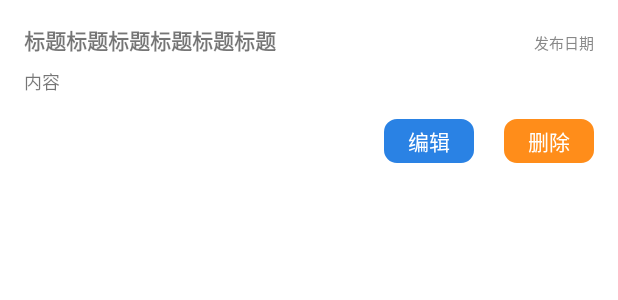
After one commit to guiping/NoteProject, an Android app: the layout note_item.xml on its own in the app's theme, with its tools: preview values and no code run, on a phone screen of 412 x 824 dp. The commit adds this screen. Shown: the top 300 px of the screen. Run offline under Robolectric (Android 15) with nearby library versions, the phone set to English and light mode, and no system bars.

Commit message:
add code

```diff
--- /dev/null
+++ b/app/src/main/res/drawable/shape_blue_4.xml
@@ -0,0 +1,7 @@
+<?xml version="1.0" encoding="utf-8"?>
+<shape xmlns:android="http://schemas.android.com/apk/res/android"
+    android:shape="rectangle">
+    <stroke android:color="#2A82E4" android:width="1dp"></stroke>
+    <solid android:color="#2A82E4" /> <!-- 灰色背景 -->
+    <corners android:radius="8dp" /> <!-- 圆角半径，可以根据需要调整 -->
+</shape>
--- /dev/null
+++ b/app/src/main/res/drawable/shape_yellow_4.xml
@@ -0,0 +1,7 @@
+<?xml version="1.0" encoding="utf-8"?>
+<shape xmlns:android="http://schemas.android.com/apk/res/android"
+    android:shape="rectangle">
+    <stroke android:color="#FF8D1A" android:width="1dp"></stroke>
+    <solid android:color="#FF8D1A" /> <!-- 灰色背景 -->
+    <corners android:radius="8dp" /> <!-- 圆角半径，可以根据需要调整 -->
+</shape>
--- /dev/null
+++ b/app/src/main/res/layout/note_item.xml
@@ -0,0 +1,78 @@
+<?xml version="1.0" encoding="utf-8"?>
+<LinearLayout xmlns:android="http://schemas.android.com/apk/res/android"
+    android:layout_width="match_parent"
+    android:layout_height="match_parent">
+    <LinearLayout
+        android:layout_width="match_parent"
+        android:layout_height="wrap_content"
+        android:orientation="vertical"
+        android:padding="16dp">
+
+        <LinearLayout
+            android:orientation="horizontal"
+            android:layout_width="match_parent"
+            android:layout_height="wrap_content">
+            <TextView
+                android:layout_marginRight="15dp"
+                android:layout_weight="1"
+                android:id="@+id/titleTextView"
+                android:layout_width="match_parent"
+                android:layout_height="wrap_content"
+                android:textSize="14sp"
+                android:text="标题标题标题标题标题标题"
+                android:textStyle="bold" />
+
+            <TextView
+                android:textSize="10sp"
+                android:text="发布日期"
+                android:id="@+id/dateTextView"
+                android:layout_width="wrap_content"
+                android:layout_height="wrap_content"
+                android:textColor="#888888" />
+
+        </LinearLayout>
+
+        <TextView
+            android:maxLines="3"
+            android:ellipsize="end"
+            android:textSize="12sp"
+            android:text="内容"
+            android:id="@+id/contentTextView"
+            android:layout_width="match_parent"
+            android:layout_height="wrap_content"
+            android:layout_marginTop="8dp" />
+
+        <LinearLayout
+            android:layout_width="match_parent"
+            android:layout_height="wrap_content"
+            android:layout_marginTop="16dp"
+            android:gravity="end">
+
+            <TextView
+                android:paddingVertical="4dp"
+                android:paddingHorizontal="16dp"
+                android:id="@+id/editButton"
+                android:layout_width="wrap_content"
+                android:layout_height="wrap_content"
+                android:text="编辑"
+                android:textColor="@android:color/white"
+                android:background="@drawable/shape_blue_4" />
+
+            <TextView
+                android:layout_marginLeft="20dp"
+                android:paddingVertical="4dp"
+                android:paddingHorizontal="16dp"
+                android:id="@+id/deleteButton"
+                android:layout_width="wrap_content"
+                android:layout_height="wrap_content"
+                android:text="删除"
+                android:textColor="@android:color/white"
+                android:background="@drawable/shape_yellow_4" />
+
+        </LinearLayout>
+
+
+    </LinearLayout>
+
+
+</LinearLayout>
```
Also changed, not shown: app/src/main/java/com/example/myapplicationtest/PublishActivity.kt (+22 -6 lines), app/src/main/java/com/example/myapplicationtest/entity/Note.kt (added, +10 -0 lines), app/src/main/java/com/example/myapplicationtest/ui/home/HomeFragment.kt (+83 -5 lines), app/src/main/java/com/example/myapplicationtest/utils/ClickUtils.kt (added, +28 -0 lines), app/src/main/res/layout/activity_publish.xml (+8 -3 lines), app/src/main/res/layout/fragment_home.xml (+13 -8 lines), app/src/main/res/mipmap-xxhdpi/daoxu.png (added), app/src/main/res/mipmap-xxhdpi/zhengxu.png (added).
